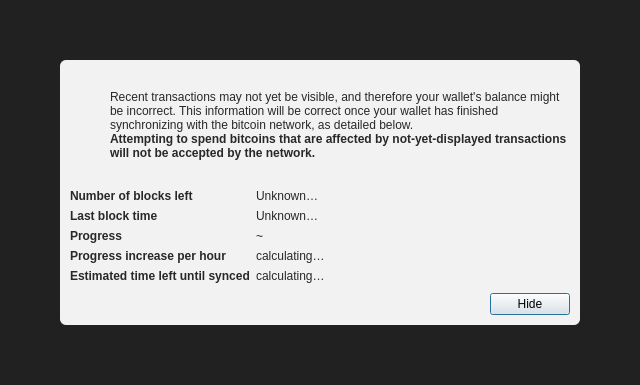
nilamdoc/bitcoinxxx, file src/qt/forms/modaloverlay.ui: the form before one commit.
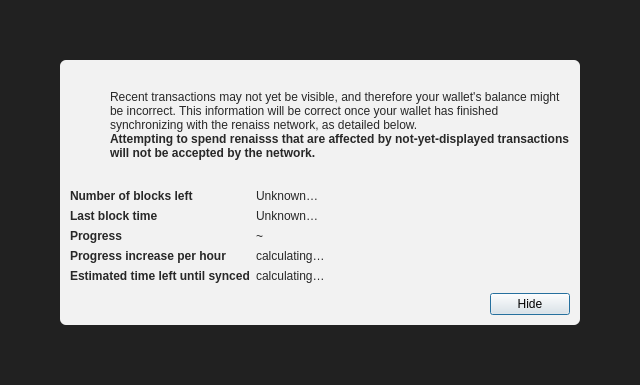
The form after the commit. Icons and pictures are not drawn.

What changed in the file:
```diff
--- a/src/qt/forms/modaloverlay.ui
+++ b/src/qt/forms/modaloverlay.ui
@@ -130,7 +130,7 @@
              <item>
               <widget class="QLabel" name="infoText">
                <property name="text">
-                <string>Recent transactions may not yet be visible, and therefore your wallet's balance might be incorrect. This information will be correct once your wallet has finished synchronizing with the bitcoin network, as detailed below.</string>
+                <string>Recent transactions may not yet be visible, and therefore your wallet's balance might be incorrect. This information will be correct once your wallet has finished synchronizing with the renaiss network, as detailed below.</string>
                </property>
                <property name="textFormat">
                 <enum>Qt::RichText</enum>
@@ -149,7 +149,7 @@
                 </font>
                </property>
                <property name="text">
-                <string>Attempting to spend bitcoins that are affected by not-yet-displayed transactions will not be accepted by the network.</string>
+                <string>Attempting to spend renaisss that are affected by not-yet-displayed transactions will not be accepted by the network.</string>
                </property>
                <property name="textFormat">
                 <enum>Qt::RichText</enum>
```
